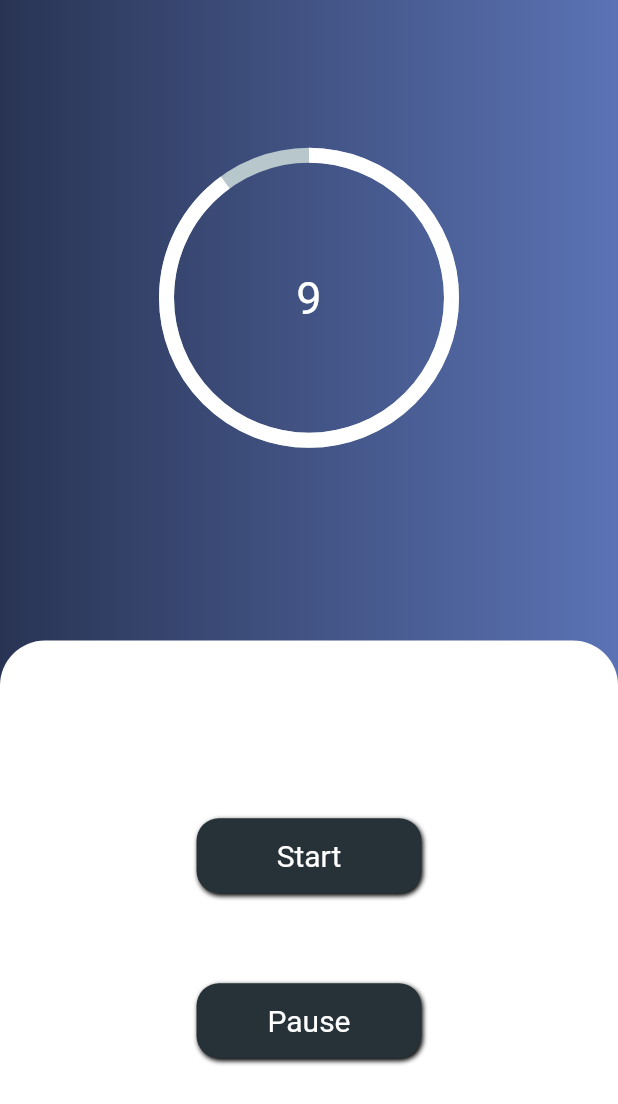
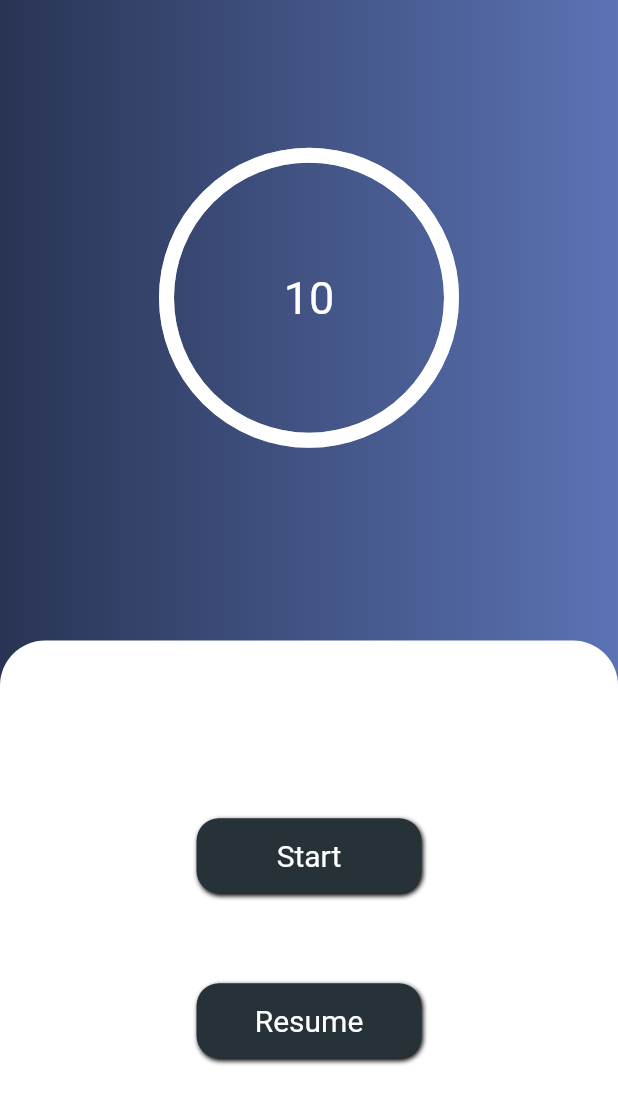
Before and after one commit to soufiyanelmansouri/bloc_count_down_timer_app, a Flutter app: the screen it shows after launch, after a tap on "Start", after a tap on "Pause", on a phone screen of 412 x 824 dp. Shown: the top 1104 px of the screen. Run offline on Flutter 3.47's test engine with Material 2 defaults, Android fonts, the phone set to English and light mode, and no system bars; drawn by our look-alikes of percent_indicator; our stand-ins replace bloc, equatable, flutter_bloc.

Commit message:
feat: adding the pause button

```diff
--- /dev/null
+++ b/lib/logic/cubit/timer_cubit.dart
@@ -0,0 +1,20 @@
+import 'package:bloc/bloc.dart';
+import 'package:bloc_count_down_timer/logic/cubit/count_down_timer_cubit.dart';
+
+part 'timer_state.dart';
+
+class TimerCubit extends Cubit<TimerState> {
+  CountDownTimerCubit countDownTimerCubit;
+  TimerCubit(this.countDownTimerCubit) : super(TimerIdle());
+
+  void pauseTheTimer() {
+    if (state is TimerIdle) {
+      countDownTimerCubit.secondsTimer.cancel();
+      emit(TimerBusy());
+    } else {
+      emit(TimerIdle());
+      countDownTimerCubit.startSecondsTimer(
+          seconds: countDownTimerCubit.state.timeinsecond);
+    }
+  }
+}
--- /dev/null
+++ b/lib/logic/cubit/timer_state.dart
@@ -0,0 +1,7 @@
+part of 'timer_cubit.dart';
+
+abstract class TimerState {}
+
+class TimerIdle extends TimerState {}
+
+class TimerBusy extends TimerState {}
--- a/lib/main.dart
+++ b/lib/main.dart
@@ -1,7 +1,8 @@
+import 'package:bloc_count_down_timer/presentation/screens/pomodoro_screen.dart';
 import 'package:bloc_count_down_timer/logic/cubit/count_down_timer_cubit.dart';
-import 'package:bloc_count_down_timer/presentation/screens/pomodoro_screen.dart';
+import 'package:bloc_count_down_timer/logic/cubit/timer_cubit.dart';
+import 'package:flutter_bloc/flutter_bloc.dart';
 import 'package:flutter/material.dart';
-import 'package:flutter_bloc/flutter_bloc.dart';
 
 void main() {
   runApp(const MyApp());
@@ -13,8 +14,16 @@
   // This widget is the root of your application.
   @override
   Widget build(BuildContext context) {
-    return BlocProvider<CountDownTimerCubit>(
-      create: (context) => CountDownTimerCubit(),
+    return MultiBlocProvider(
+      providers: [
+        BlocProvider<CountDownTimerCubit>(
+          create: (context) => CountDownTimerCubit(),
+        ),
+        BlocProvider<TimerCubit>(
+          create: (context) =>
+              TimerCubit(BlocProvider.of<CountDownTimerCubit>(context)),
+        ),
+      ],
       child: const MaterialApp(
         title: 'Pomodoro',
         debugShowCheckedModeBanner: false,
--- a/lib/presentation/screens/pomodoro_screen.dart
+++ b/lib/presentation/screens/pomodoro_screen.dart
@@ -1,4 +1,5 @@
 import 'package:bloc_count_down_timer/logic/cubit/count_down_timer_cubit.dart';
+import 'package:bloc_count_down_timer/logic/cubit/timer_cubit.dart';
 import 'package:flutter/material.dart';
 import 'package:flutter_bloc/flutter_bloc.dart';
 import 'package:percent_indicator/percent_indicator.dart';
@@ -63,7 +64,15 @@
                             BlocProvider.of<CountDownTimerCubit>(context)
                                 .startSecondsTimer(seconds: 10);
                           }),
-                      Button(title: 'Pause', call: () {})
+                      BlocBuilder<TimerCubit, TimerState>(
+                        builder: (bloc, state) {
+                          return Button(
+                              title: state is TimerIdle ? 'Pause' : 'Resume',
+                              call: () {
+                                bloc.read<TimerCubit>().pauseTheTimer();
+                              });
+                        },
+                      )
                     ],
                   ),
                 ),
```
Also changed, not shown: 1 other file.
